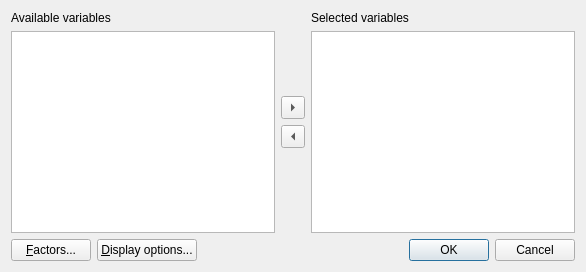
cogstat/cogstat, file cogstat/ui/compare_vars.ui: the form before one commit.
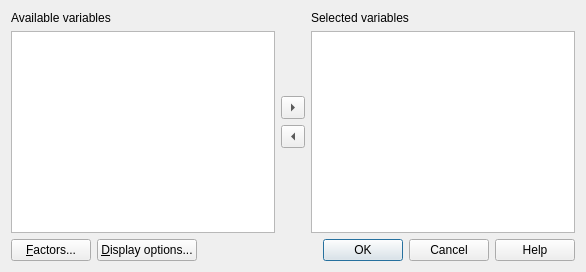
The form after the commit.

Commit message: Add Help buttons to dialogs

Diff of the .ui file:
```diff
--- a/cogstat/ui/compare_vars.ui
+++ b/cogstat/ui/compare_vars.ui
@@ -137,11 +137,17 @@
      </item>
      <item>
       <widget class="QDialogButtonBox" name="buttonBox">
+       <property name="sizePolicy">
+        <sizepolicy hsizetype="Fixed" vsizetype="Fixed">
+         <horstretch>0</horstretch>
+         <verstretch>0</verstretch>
+        </sizepolicy>
+       </property>
        <property name="orientation">
         <enum>Qt::Horizontal</enum>
        </property>
        <property name="standardButtons">
-        <set>QDialogButtonBox::Cancel|QDialogButtonBox::Ok</set>
+        <set>QDialogButtonBox::Cancel|QDialogButtonBox::Help|QDialogButtonBox::Ok</set>
        </property>
       </widget>
      </item>
```
The commit also changes 40 other files.
